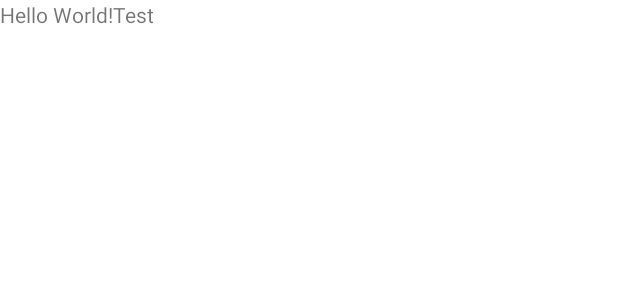
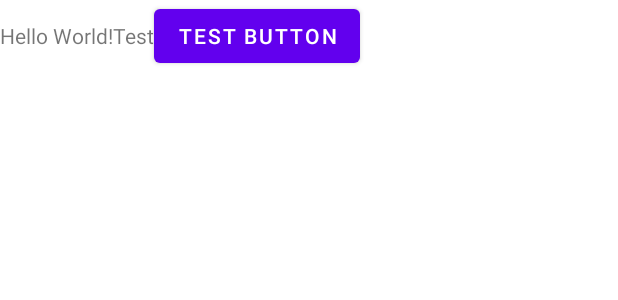
Before and after one commit to UndeadSven/VCSassignment, an Android app: the layout activity_main.xml on its own in the app's theme, with its tools: preview values and no code run, on a phone screen of 412 x 824 dp. Shown: the top 300 px of the screen. Run offline under Robolectric (Android 15) with nearby library versions, the phone set to English and light mode, and no system bars.

Commit message:
Update activity_main.xml

```diff
--- a/app/src/main/res/layout/activity_main.xml
+++ b/app/src/main/res/layout/activity_main.xml
@@ -17,4 +17,9 @@
         android:layout_height="wrap_content"
         android:text="Test"/>
 
+    <Button
+        android:layout_width="wrap_content"
+        android:layout_height="wrap_content"
+        android:text="Test Button"/>
+
 </LinearLayout>
```
